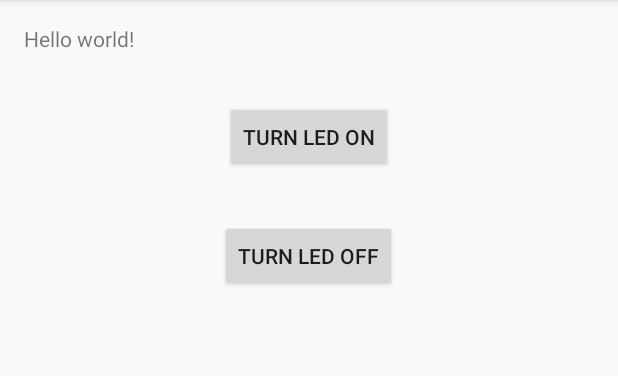
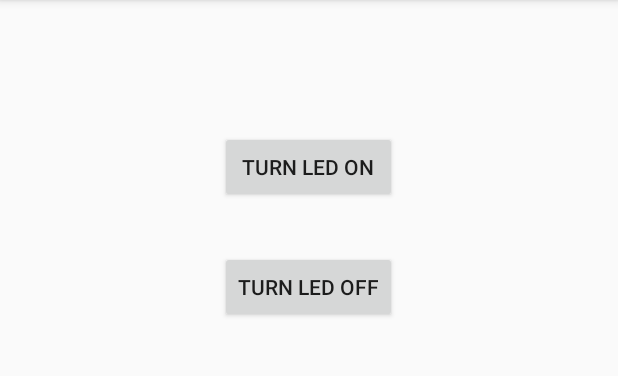
Before and after one commit to Thenerdstation/InternetSwitch, an Android app: the screen it shows after launch (MainActivity), after a tap on "TURN LED ON", on a phone screen of 412 x 824 dp, the part 84-460 px from its top. Run offline under Robolectric (Android 15) with nearby library versions, the phone set to English and light mode, and no system bars.

Commit message:
Commented and cleaned up code

```diff
--- a/app/src/main/java/com/example/roberc4/internetswitch/MainActivity.java
+++ b/app/src/main/java/com/example/roberc4/internetswitch/MainActivity.java
@@ -16,7 +16,9 @@ import org.apache.http.impl.client.DefaultHttpClient;
 import java.io.Console;
 import java.net.URI;
 import java.net.URLEncoder;
-
+/*
+Created by Chase Roberts on January 10 2014
+ */
 
 public class MainActivity extends ActionBarActivity {
 
@@ -26,21 +28,24 @@ public class MainActivity extends ActionBarActivity {
         setContentView(R.layout.activity_main);
     }
 
-
     @Override
     public boolean onCreateOptionsMenu(Menu menu) {
         // Inflate the menu; this adds items to the action bar if it is present.
         getMenuInflater().inflate(R.menu.menu_main, menu);
         return true;
     }
+
+    //on this code, where you see 0.0.0.0, you'll have to change it to your
+    //Arduino's IP address
     public void turnLEDON(View view)
     {
-        new Light().execute("http://10.0.0.15:8888/$1");
+        new Light().execute("http://0.0.0.0:8888/$1");
     }
     public void turnLEDOFF(View view)
     {
-        new Light().execute("http://10.0.0.15:8888/$2");
+        new Light().execute("http://0.0.0.0:8888/$2");
     }
+
     @Override
     public boolean onOptionsItemSelected(MenuItem item) {
         // Handle action bar item clicks here. The action bar will
@@ -55,20 +60,24 @@ public class MainActivity extends ActionBarActivity {
 
         return super.onOptionsItemSelected(item);
     }
+    //after 3.0, HttpPost has to be run in an AsyncTask
     private class Light extends AsyncTask<String, Void, Void>
     {
         protected Void doInBackground(String... url)
         {
+            //debug log
             Log.d("data", url[0]);
             try
             {
-            HttpClient httpclient = new DefaultHttpClient();
-            httpclient.execute(new HttpPost(url[0]));
+                //goes to the Arduino's address and sends the on or off signal
+                HttpClient httpclient = new DefaultHttpClient();
+                httpclient.execute(new HttpPost(url[0]));
             }
-            catch (Exception e) {
+            catch (Exception e)
+            {
+                //debug log
                 Log.d("exception", e.toString());
             }
-
             return null;
         }
     }
--- a/app/src/main/res/layout/activity_main.xml
+++ b/app/src/main/res/layout/activity_main.xml
@@ -5,9 +5,6 @@
     android:paddingTop="@dimen/activity_vertical_margin"
     android:paddingBottom="@dimen/activity_vertical_margin" tools:context=".MainActivity">
 
-    <TextView android:text="@string/hello_world" android:layout_width="wrap_content"
-        android:layout_height="wrap_content"
-        android:id="@+id/textView" />
 
     <Button
         android:layout_width="wrap_content"
@@ -15,18 +12,21 @@
         android:text="Turn LED ON"
         android:id="@+id/button"
         android:onClick="turnLEDON"
-        android:layout_below="@+id/textView"
-        android:layout_centerHorizontal="true"
-        android:layout_marginTop="32dp" />
+        android:layout_marginTop="71dp"
+        android:layout_alignParentTop="true"
+        android:layout_alignRight="@+id/button2"
+        android:layout_alignEnd="@+id/button2"
+        android:layout_alignLeft="@+id/button2"
+        android:layout_alignStart="@+id/button2" />
 
     <Button
         android:layout_width="wrap_content"
         android:layout_height="wrap_content"
         android:text="Turn LED OFF"
         android:id="@+id/button2"
+        android:onClick="turnLEDOFF"
+        android:layout_marginTop="32dp"
         android:layout_below="@+id/button"
-        android:onClick="turnLEDOFF"
-        android:layout_centerHorizontal="true"
-        android:layout_marginTop="31dp" />
+        android:layout_centerHorizontal="true" />
 
 </RelativeLayout>
```
